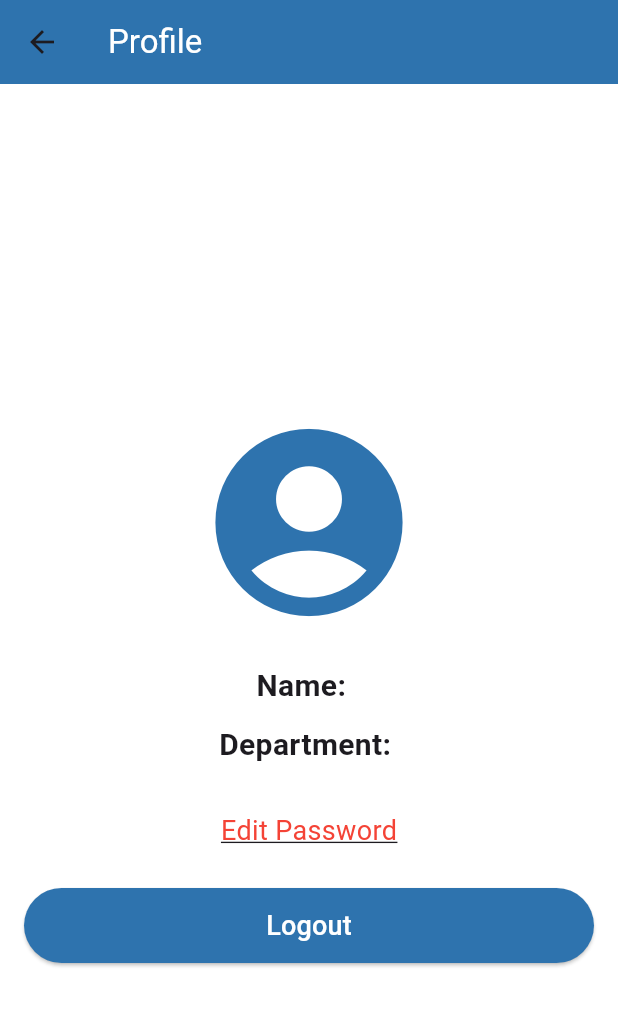
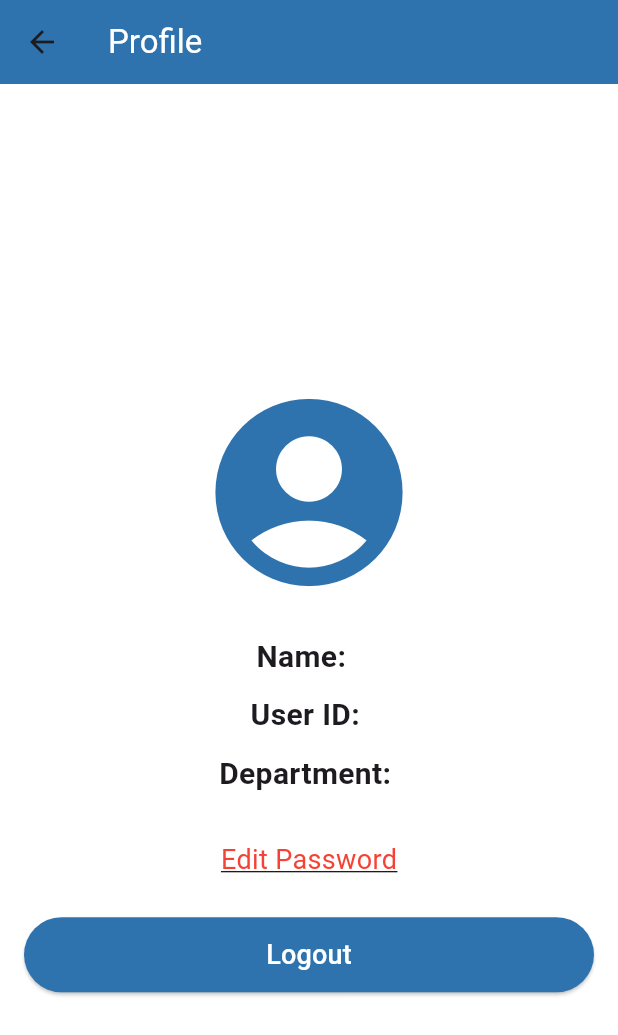
Before and after one commit to gabu-hero/FeedbackApp, a Flutter app: the ProfilePage screen opened directly, on a phone screen of 412 x 824 dp. Shown: the top 1035 px of the screen. Run offline on Flutter 3.47's test engine with Material 3 defaults, Android fonts, the phone set to English and light mode, and no system bars; our stand-ins replace appwrite, pie_chart; network calls fail.

Commit message:
2rskacommit

```diff
--- a/lib/facultydashboard.dart
+++ b/lib/facultydashboard.dart
@@ -49,14 +49,14 @@ class FacultyDashboard extends StatelessWidget {
                 crossAxisSpacing: 20,
                 mainAxisSpacing: 30,
                 children: [
-                  DashboardButton(
+                  /*DashboardButton(
                     label: 'View Feedback',
                     icon: Icons.note_alt,
                     color: customcolor1,
                     onPressed: () {
                       // Add functionality here
                     },
-                  ),
+                  ),*/
                   DashboardButton(
                     label: 'View Feedback Graphically',
                     icon: Icons.bar_chart,
--- a/lib/hoddashboard.dart
+++ b/lib/hoddashboard.dart
@@ -54,7 +54,7 @@ class HodDashboard extends StatelessWidget {
                       NeverScrollableScrollPhysics(), // Disable GridView scrolling
                   shrinkWrap: true, // Wraps the grid to its contents
                   children: [
-                    DashboardButton(
+                    /*DashboardButton(
                       label: 'View Feedback',
                       icon: Icons.note_alt,
                       color: customcolor1,
@@ -65,7 +65,7 @@ class HodDashboard extends StatelessWidget {
                               content: Text('View Feedback button pressed')),
                         );
                       },
-                    ),
+                    ),*/
                     DashboardButton(
                       label: 'View Feedback Graphically',
                       icon: Icons.bar_chart,
--- a/lib/profilepage.dart
+++ b/lib/profilepage.dart
@@ -80,6 +80,14 @@ class _ProfilePageState extends State<ProfilePage> {
               style: TextStyle(fontSize: 20, fontWeight: FontWeight.bold),
             ),
             SizedBox(height: 10),
+            // Display User ID based on User Role
+            Text(
+              st2UserRolepp.toLowerCase() == 'student'
+                  ? 'Enrollment Number: $st2Usernamepp'
+                  : 'User ID: $st2Usernamepp',
+              style: TextStyle(fontSize: 20, fontWeight: FontWeight.bold),
+            ),
+            SizedBox(height: 10),
             Text(
               'Department: $displayDept',
               style: TextStyle(fontSize: 20, fontWeight: FontWeight.bold),
```
